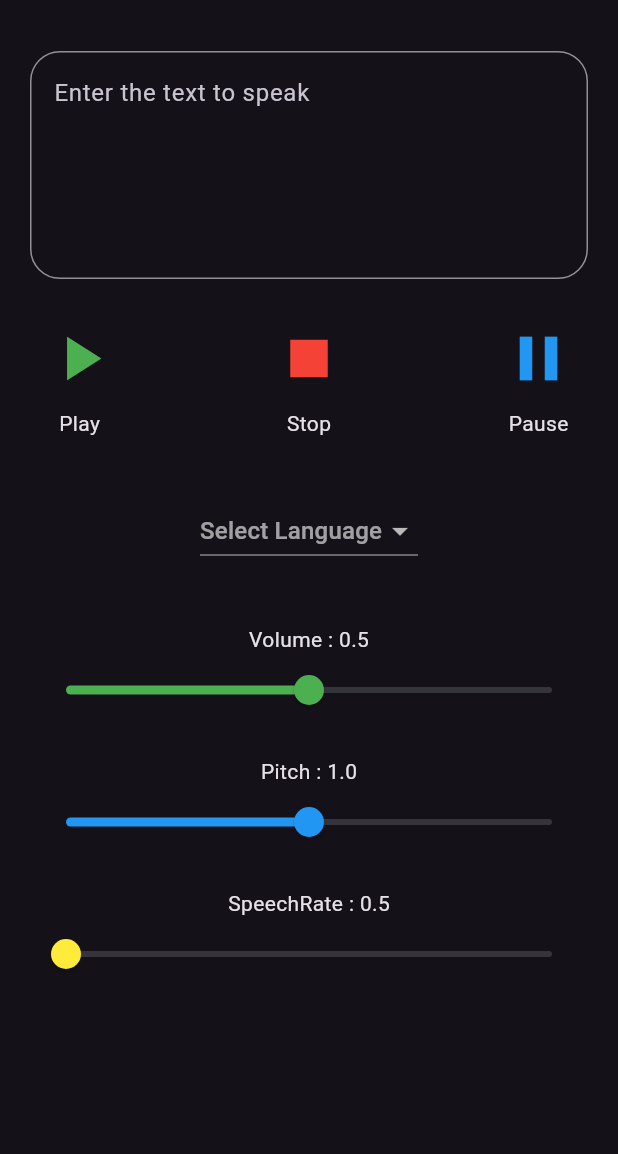
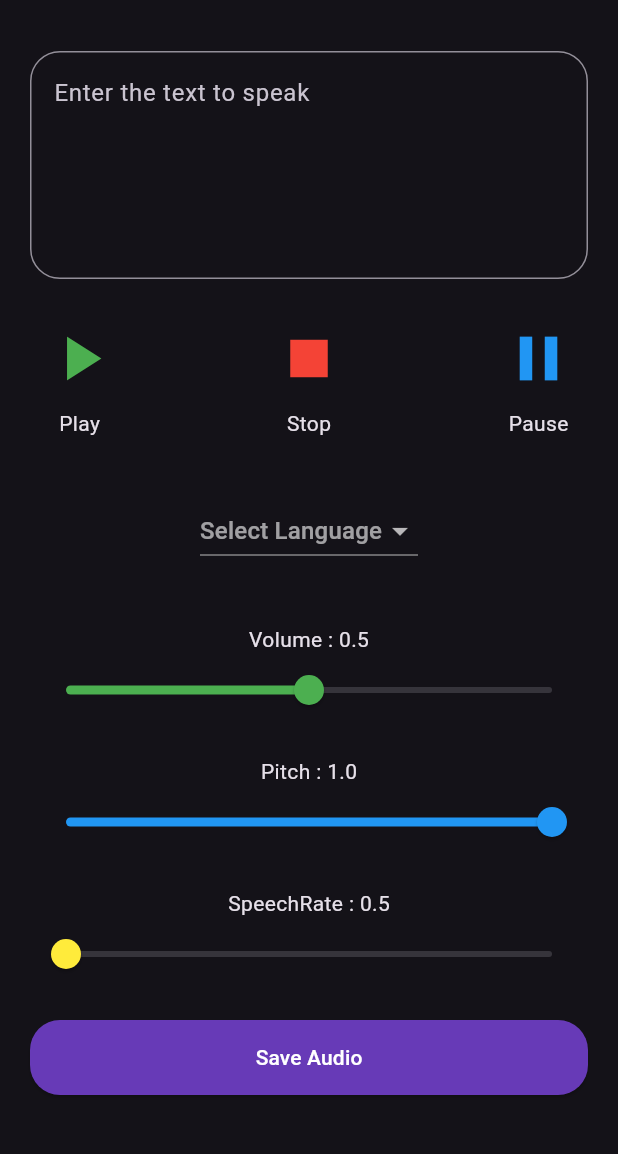
Before and after one commit to umair899/text_to_speech, a Flutter app: the screen it shows after launch, after a tap on the "play arrow" icon, on a phone screen of 412 x 824 dp, the part 63-1217 px from its top. Run offline on Flutter 3.47's test engine with Material 3 defaults, Android fonts, the phone set to English and light mode, and no system bars; our stand-ins replace flutter_tts.

Commit message:
apply changes

```diff
--- a/lib/pages/Home.dart
+++ b/lib/pages/Home.dart
@@ -10,7 +10,7 @@ class HomePage extends StatefulWidget {
 
 class _HomePageState extends State<HomePage> {
   final FlutterTts flutterTts = FlutterTts();
-  final TextEditingController _textEditingController = TextEditingController();
+  final TextEditingController textEditingController = TextEditingController();
   Map<String, String> languageMap = {
     'English': 'en-US',
     'Hindi': 'hi-IN',
@@ -45,7 +45,7 @@ class _HomePageState extends State<HomePage> {
 
   @override
   void dispose() {
-    _textEditingController.dispose();
+    textEditingController.dispose();
     super.dispose();
   }
 
@@ -54,13 +54,20 @@ class _HomePageState extends State<HomePage> {
     await flutterTts.setVolume(volume);
     await flutterTts.setPitch(pitch);
     await flutterTts.setSpeechRate(speechRate);
+    await flutterTts.speak(text);
+  }
+
+  Future<void> save(String text) async {
+    await flutterTts.setLanguage(selectedLanguage ?? 'en-US');
+    await flutterTts.setVolume(volume);
+    await flutterTts.setPitch(pitch);
+    await flutterTts.setSpeechRate(speechRate);
     String timetemp = DateTime.now().millisecondsSinceEpoch.toString();
 
     // generate an audio and save to storage as a file
     await flutterTts.synthesizeToFile(
-      text,
-      'audio/$timetemp.mp3',
-    );
+      text, "tts_audio_$timetemp.mp3"
+          );
   }
 
   Future<void> stop() async {
@@ -89,7 +96,7 @@ class _HomePageState extends State<HomePage> {
           child: Column(
             children: [
               TextField(
-                controller: _textEditingController,
+                controller: textEditingController,
                 maxLines: 5,
                 decoration: InputDecoration(
                   focusColor: Colors.yellow,
@@ -110,9 +117,9 @@ class _HomePageState extends State<HomePage> {
                       IconButton(
                         onPressed: () async {
                           await speak(
-                            _textEditingController.text.isEmpty
+                            textEditingController.text.isEmpty
                                 ? 'Please enter some text to speak'
-                                : _textEditingController.text,
+                                : textEditingController.text,
                           );
                         },
                         icon: Icon(Icons.play_arrow),
@@ -196,12 +203,12 @@ class _HomePageState extends State<HomePage> {
               Text("Pitch : ${pitch.toStringAsFixed(1)}"),
               Slider(
                   activeColor: Colors.blue,
-                  min: 0.0,
+                  min: 0.5,
                   max: 1.0,
-                  value: volume,
+                  value: pitch,
                   onChanged: (value) {
                     setState(() {
-                      volume = value;
+                      pitch = value;
                     });
                   }),
 
@@ -210,15 +217,36 @@ class _HomePageState extends State<HomePage> {
               ),
               Text("SpeechRate : ${speechRate.toStringAsFixed(1)}"),
               Slider(
-                  activeColor: Colors.yellow ,
+                  activeColor: Colors.yellow,
                   min: 0.5,
-                  max: 2.0,
+                  max: 1.0,
                   value: speechRate,
                   onChanged: (value) {
                     setState(() {
                       speechRate = value;
                     });
                   }),
+              SizedBox(
+                height: 20,
+              ),
+              SizedBox(
+                height: 50,
+                width: double.infinity,
+
+                child: ElevatedButton(
+                  style: ElevatedButton.styleFrom(
+                    backgroundColor: Colors.deepPurple,
+                    foregroundColor: Colors.white,
+
+                    shape: RoundedRectangleBorder(
+                      borderRadius: BorderRadius.circular(20),
+                    ),
+                  ),
+                    onPressed: () async {
+                      await save(textEditingController.text);
+                    },
+                    child: Text("Save Audio")),
+                ),
             ],
           ),
         ),
```
